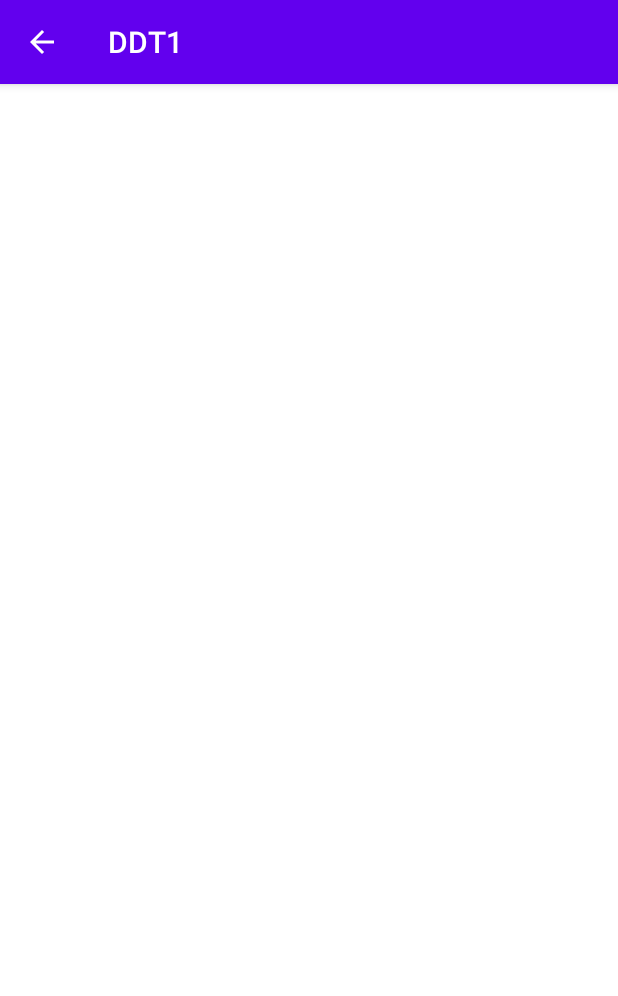
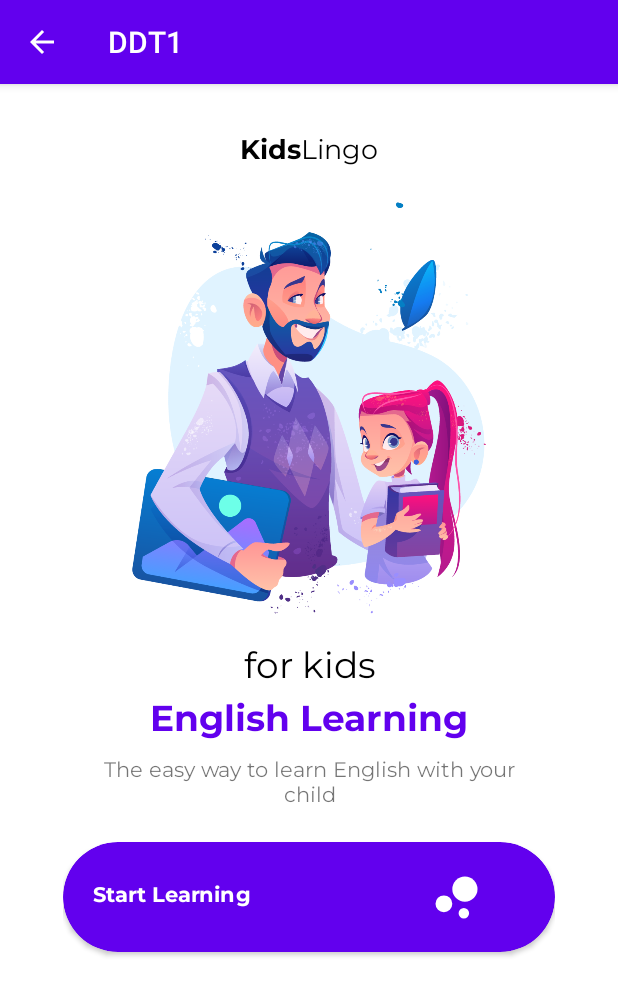
Before and after one commit to KramStyles/ddt1, an Android app: the second screen opened directly, with no data from a screen before it, on a phone screen of 412 x 824 dp. Shown: the top 996 px of the screen. Run offline under Robolectric (Android 15) with nearby library versions, the phone set to English and light mode, and no system bars.

Commit message:
completed the second and third view

```diff
--- a/app/src/main/java/com/example/ddt1/card1.java
+++ b/app/src/main/java/com/example/ddt1/card1.java
@@ -1,7 +1,10 @@
 package com.example.ddt1;
 
 import androidx.appcompat.app.AppCompatActivity;
+
+import android.content.Intent;
 import android.os.Bundle;
+import android.view.View;
 
 
 public class card1 extends AppCompatActivity {
@@ -14,4 +17,9 @@ public class card1 extends AppCompatActivity {
 
 
     }
+
+    public void goToSecond(View view){
+        Intent intent = new Intent(this, second.class);
+        startActivity(intent);
+    }
 }
--- a/app/src/main/java/com/example/ddt1/second.java
+++ b/app/src/main/java/com/example/ddt1/second.java
@@ -10,4 +10,6 @@ public class second extends AppCompatActivity {
         super.onCreate(savedInstanceState);
         setContentView(R.layout.activity_second);
     }
+
+
 }
--- /dev/null
+++ b/app/src/main/res/drawable/ic_bubble.xml
@@ -0,0 +1,7 @@
+<vector android:height="24dp" android:tint="#FFFFFF"
+    android:viewportHeight="24" android:viewportWidth="24"
+    android:width="24dp" xmlns:android="http://schemas.android.com/apk/res/android">
+    <path android:fillColor="@android:color/white" android:pathData="M7.2,14.4m-3.2,0a3.2,3.2 0,1 1,6.4 0a3.2,3.2 0,1 1,-6.4 0"/>
+    <path android:fillColor="@android:color/white" android:pathData="M14.8,18m-2,0a2,2 0,1 1,4 0a2,2 0,1 1,-4 0"/>
+    <path android:fillColor="@android:color/white" android:pathData="M15.2,8.8m-4.8,0a4.8,4.8 0,1 1,9.6 0a4.8,4.8 0,1 1,-9.6 0"/>
+</vector>
--- a/app/src/main/res/layout/activity_card1.xml
+++ b/app/src/main/res/layout/activity_card1.xml
@@ -196,6 +196,7 @@
                         android:layout_height="wrap_content"
                         android:layout_weight="1"
                         android:contentDescription="@string/heading1"
+                        android:onClick="goToSecond"
                         app:srcCompat="@drawable/ic_turned" />
 
                     <ImageView
--- a/app/src/main/res/layout/activity_second.xml
+++ b/app/src/main/res/layout/activity_second.xml
@@ -6,4 +6,127 @@
     android:layout_height="match_parent"
     tools:context=".second">
 
+    <TextView
+        android:id="@+id/textView5"
+        android:layout_width="wrap_content"
+        android:layout_height="wrap_content"
+        android:layout_marginTop="32dp"
+        android:fontFamily="@font/montserrat_bold"
+        android:text="Kids"
+        android:textColor="@color/black"
+        android:textSize="18sp"
+        app:layout_constraintEnd_toStartOf="@+id/textView13"
+        app:layout_constraintHorizontal_bias="0.5"
+        app:layout_constraintHorizontal_chainStyle="packed"
+        app:layout_constraintStart_toStartOf="parent"
+        app:layout_constraintTop_toTopOf="parent" />
+
+    <TextView
+        android:id="@+id/textView13"
+        android:layout_width="wrap_content"
+        android:layout_height="wrap_content"
+        android:layout_marginTop="32dp"
+        android:fontFamily="@font/montserrat"
+        android:text="Lingo"
+        android:textColor="@color/black"
+        android:textSize="18sp"
+        app:layout_constraintEnd_toEndOf="parent"
+        app:layout_constraintHorizontal_bias="0.5"
+        app:layout_constraintStart_toEndOf="@+id/textView5"
+        app:layout_constraintTop_toTopOf="parent" />
+
+    <LinearLayout
+        android:layout_width="match_parent"
+        android:layout_height="match_parent"
+        android:layout_marginStart="32dp"
+        android:layout_marginTop="50dp"
+        android:layout_marginEnd="32dp"
+        android:layout_marginBottom="32dp"
+        android:gravity="center_horizontal"
+        android:orientation="vertical"
+        android:padding="10dp"
+        app:layout_constraintBottom_toBottomOf="parent"
+        app:layout_constraintEnd_toEndOf="parent"
+        app:layout_constraintHorizontal_bias="0.0"
+        app:layout_constraintStart_toStartOf="parent"
+        app:layout_constraintTop_toTopOf="parent"
+        app:layout_constraintVertical_bias="1.0">
+
+        <ImageView
+            android:id="@+id/imageView5"
+            android:layout_width="236dp"
+            android:layout_height="312dp"
+            app:srcCompat="@drawable/learn" />
+
+        <TextView
+            android:id="@+id/textView16"
+            android:layout_width="match_parent"
+            android:layout_height="wrap_content"
+            android:fontFamily="@font/montserrat"
+            android:text="for kids"
+            android:textAlignment="center"
+            android:textColor="@color/black"
+            android:textSize="24sp" />
+
+        <TextView
+            android:id="@+id/textView14"
+            android:layout_width="match_parent"
+            android:layout_height="wrap_content"
+            android:layout_marginBottom="5dp"
+            android:fontFamily="@font/montserrat_bold"
+            android:text="English Learning"
+            android:textAlignment="center"
+            android:textColor="@color/purple_500"
+            android:textSize="24sp" />
+
+        <TextView
+            android:id="@+id/textView17"
+            android:layout_width="match_parent"
+            android:layout_height="wrap_content"
+            android:layout_marginBottom="20dp"
+            android:fontFamily="@font/montserrat"
+            android:paddingLeft="25dp"
+            android:paddingRight="25dp"
+            android:text="The easy way to learn English with your child"
+            android:textAlignment="center" />
+
+        <androidx.cardview.widget.CardView
+            android:layout_width="match_parent"
+            android:layout_height="73dp"
+            android:background="@color/black"
+            android:paddingLeft="20dp"
+            android:paddingRight="20dp"
+            app:cardBackgroundColor="@color/purple_500"
+            app:cardCornerRadius="55dp">
+
+            <LinearLayout
+                android:layout_width="match_parent"
+                android:layout_height="match_parent"
+                android:layout_gravity="center"
+                android:gravity="center"
+                android:orientation="horizontal"
+                android:padding="20dp">
+
+                <TextView
+                    android:id="@+id/textView18"
+                    android:layout_width="wrap_content"
+                    android:layout_height="wrap_content"
+                    android:layout_weight="1"
+                    android:fontFamily="@font/montserrat_bold"
+                    android:text="Start Learning"
+                    android:textColor="@color/white" />
+
+                <ImageView
+                    android:id="@+id/imageView6"
+                    android:layout_width="0dp"
+                    android:layout_height="42dp"
+                    android:layout_weight="1"
+                    android:baselineAlignBottom="false"
+                    android:textAlignment="textEnd"
+                    app:srcCompat="@drawable/ic_bubble" />
+
+            </LinearLayout>
+        </androidx.cardview.widget.CardView>
+
+    </LinearLayout>
 </androidx.constraintlayout.widget.ConstraintLayout>
```
Also changed, not shown: app/src/main/res/drawable/learn.png (added).
